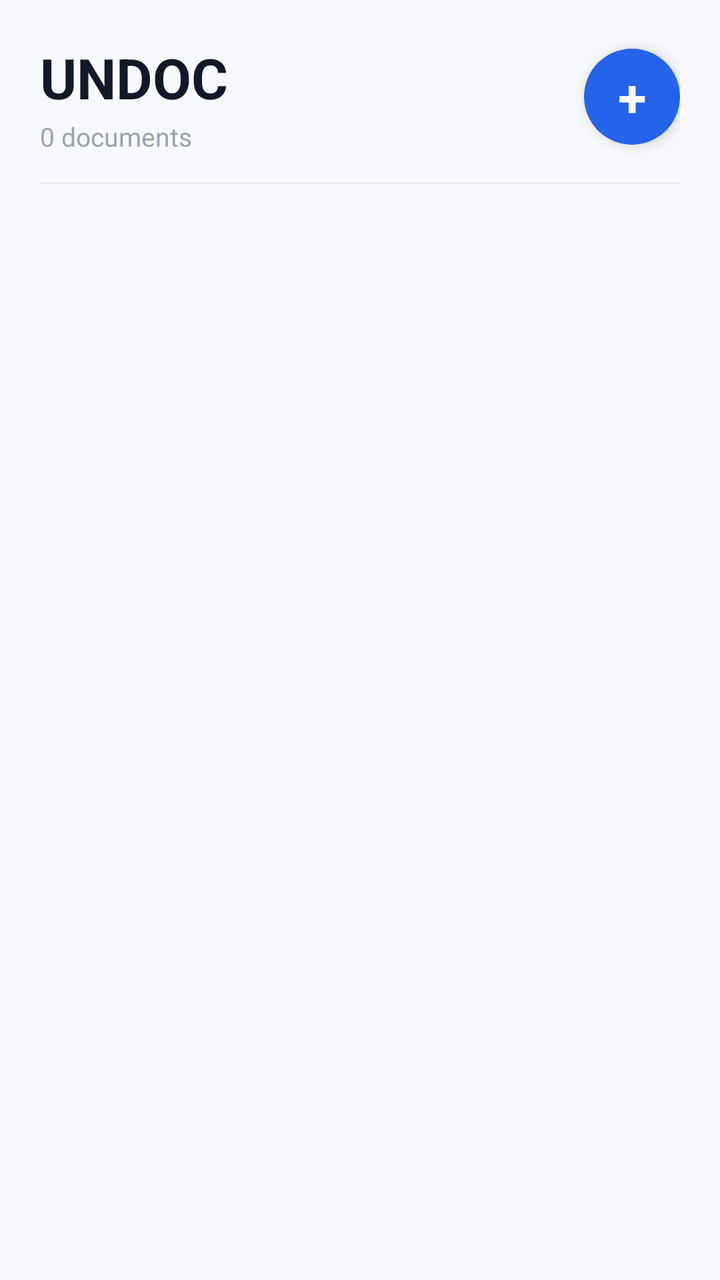
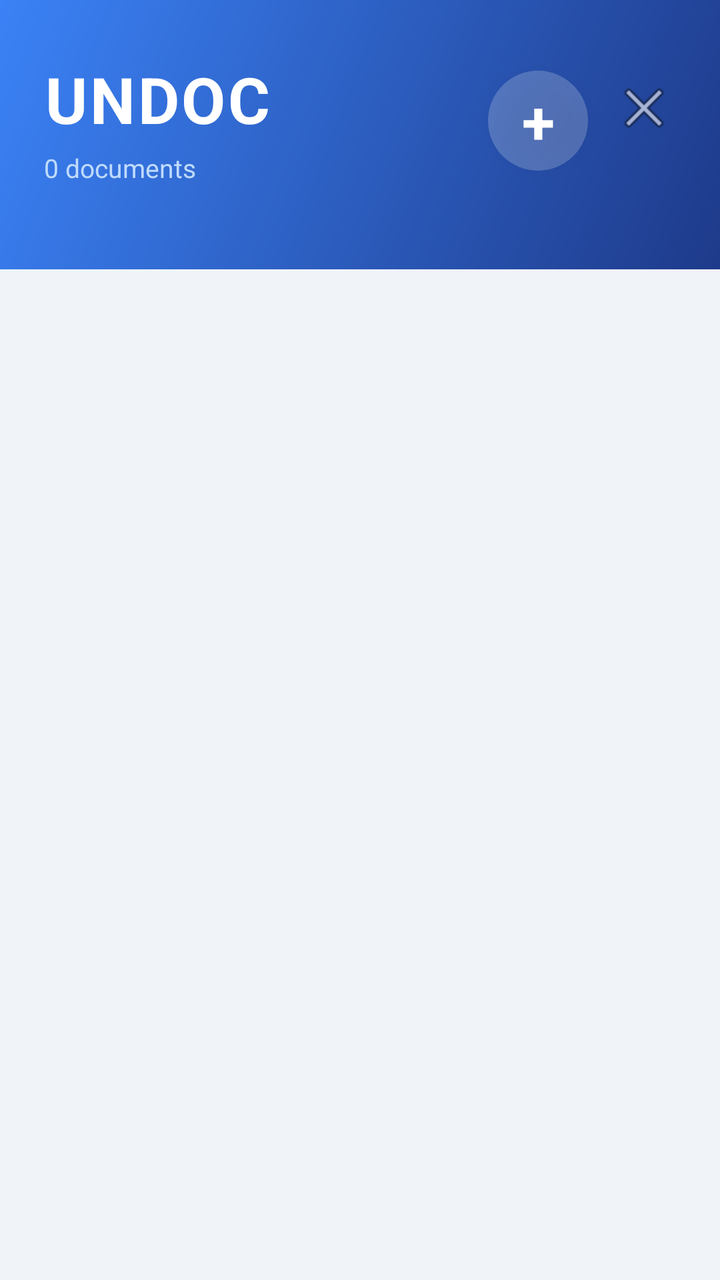

An Android layout rendered at two revisions. The XML below is the earlier revision; the diff shows what the commit changed to produce the second picture.
<!-- AndroidManifest.xml: application theme Theme.DocExpiryTracker -->
<!-- res/layout/activity_main.xml -->
<?xml version="1.0" encoding="utf-8"?>
<androidx.coordinatorlayout.widget.CoordinatorLayout
    xmlns:android="http://schemas.android.com/apk/res/android"
    xmlns:app="http://schemas.android.com/apk/res-auto"
    android:layout_width="match_parent"
    android:layout_height="match_parent"
    android:background="#F8F9FC">

    <com.google.android.material.appbar.AppBarLayout
        android:layout_width="match_parent"
        android:layout_height="wrap_content"
        android:background="#F8F9FC"
        app:elevation="0dp">

        <LinearLayout
            android:layout_width="match_parent"
            android:layout_height="wrap_content"
            android:orientation="vertical"
            android:paddingHorizontal="20dp"
            android:paddingTop="20dp"
            android:paddingBottom="12dp">

            <LinearLayout
                android:layout_width="match_parent"
                android:layout_height="wrap_content"
                android:orientation="horizontal"
                android:gravity="center_vertical">

                <LinearLayout
                    android:layout_width="0dp"
                    android:layout_height="wrap_content"
                    android:layout_weight="1"
                    android:orientation="vertical">

                    <TextView
                        android:layout_width="wrap_content"
                        android:layout_height="wrap_content"
                        android:text="UNDOC"
                        android:textColor="#111827"
                        android:textSize="28sp"
                        android:textStyle="bold"/>

                    <TextView
                        android:id="@+id/tv_doc_count"
                        android:layout_width="wrap_content"
                        android:layout_height="wrap_content"
                        android:text="0 documents"
                        android:textColor="#9CA3AF"
                        android:textSize="13sp"
                        android:layout_marginTop="2dp"/>
                </LinearLayout>

                <TextView
                    android:id="@+id/fab_add"
                    android:layout_width="48dp"
                    android:layout_height="48dp"
                    android:gravity="center"
                    android:text="+"
                    android:textColor="#FFFFFF"
                    android:textSize="26sp"
                    android:textStyle="bold"
                    android:background="@drawable/bg_fab"
                    android:clickable="true"
                    android:focusable="true"
                    android:elevation="4dp"/>
            </LinearLayout>

            <View
                android:layout_width="match_parent"
                android:layout_height="1dp"
                android:layout_marginTop="14dp"
                android:background="#E5E7EB"/>
        </LinearLayout>
    </com.google.android.material.appbar.AppBarLayout>

    <LinearLayout
        android:layout_width="match_parent"
        android:layout_height="match_parent"
        android:orientation="vertical"
        app:layout_behavior="@string/appbar_scrolling_view_behavior">

        <LinearLayout
            android:id="@+id/tv_empty"
            android:layout_width="match_parent"
            android:layout_height="match_parent"
            android:orientation="vertical"
            android:gravity="center"
            android:visibility="gone"
            android:padding="40dp">

            <TextView
                android:layout_width="wrap_content"
                android:layout_height="wrap_content"
                android:text="🗂️"
                android:textSize="64sp"
                android:gravity="center"/>

            <TextView
                android:layout_width="wrap_content"
                android:layout_height="wrap_content"
                android:text="No Documents Yet"
                android:textColor="#111827"
                android:textSize="20sp"
                android:textStyle="bold"
                android:layout_marginTop="16dp"
                android:gravity="center"/>

            <TextView
                android:layout_width="wrap_content"
                android:layout_height="wrap_content"
                android:text="Tap the + button above to add your first document"
                android:textColor="#9CA3AF"
                android:textSize="14sp"
                android:textAlignment="center"
                android:layout_marginTop="8dp"
                android:gravity="center"/>
        </LinearLayout>

        <androidx.recyclerview.widget.RecyclerView
            android:id="@+id/recycler_view"
            android:layout_width="match_parent"
            android:layout_height="match_parent"
            android:clipToPadding="false"
            android:paddingHorizontal="16dp"
            android:paddingTop="12dp"
            android:paddingBottom="24dp"/>
    </LinearLayout>

</androidx.coordinatorlayout.widget.CoordinatorLayout>
<!-- resources referenced by this layout -->
<resources>
  <!-- drawable bg_fab (drawable) -->
  <?xml version="1.0" encoding="utf-8"?>
  <shape xmlns:android="http://schemas.android.com/apk/res/android" android:shape="oval">
      <solid android:color="#2563EB"/>
      <size android:width="48dp" android:height="48dp"/>
  </shape>
  <style name="Theme.DocExpiryTracker" parent="Theme.MaterialComponents.Light.NoActionBar">
          <item name="colorPrimary">#2563EB</item>
          <item name="colorPrimaryVariant">#1D4ED8</item>
          <item name="colorOnPrimary">#FFFFFF</item>
          <item name="colorSecondary">#2563EB</item>
          <item name="colorOnSecondary">#FFFFFF</item>
          <item name="android:colorBackground">#F8F9FC</item>
          <item name="colorSurface">#FFFFFF</item>
          <item name="colorOnSurface">#111827</item>
          <item name="android:statusBarColor">#F8F9FC</item>
          <item name="android:windowLightStatusBar">true</item>
          <item name="android:navigationBarColor">#F8F9FC</item>
          <item name="materialAlertDialogTheme">@style/DialogTheme</item>
          
      </style>
  <style name="DialogTheme" parent="ThemeOverlay.MaterialComponents.MaterialAlertDialog">
          <item name="android:background">#FFFFFF</item>
          <item name="colorPrimary">#2563EB</item>
          <item name="android:textColor">#111827</item>
          <item name="colorSurface">#FFFFFF</item>
          <item name="buttonBarPositiveButtonStyle">@style/PositiveBtn</item>
          <item name="buttonBarNegativeButtonStyle">@style/NegativeBtn</item>
      </style>
  <style name="PositiveBtn" parent="Widget.MaterialComponents.Button.TextButton.Dialog">
          <item name="android:textColor">#2563EB</item>
      </style>
  <style name="NegativeBtn" parent="Widget.MaterialComponents.Button.TextButton.Dialog">
          <item name="android:textColor">#9CA3AF</item>
      </style>
</resources>

<!-- the commit's change to res/layout/activity_main.xml (unified diff, before → after) -->
@@ -4,27 +4,30 @@
     xmlns:app="http://schemas.android.com/apk/res-auto"
     android:layout_width="match_parent"
     android:layout_height="match_parent"
-    android:background="#F8F9FC">
+    android:background="#F0F4F8">
 
+    
     <com.google.android.material.appbar.AppBarLayout
         android:layout_width="match_parent"
         android:layout_height="wrap_content"
-        android:background="#F8F9FC"
+        android:background="@android:color/transparent"
         app:elevation="0dp">
 
         <LinearLayout
             android:layout_width="match_parent"
             android:layout_height="wrap_content"
-            android:orientation="vertical"
-            android:paddingHorizontal="20dp"
-            android:paddingTop="20dp"
-            android:paddingBottom="12dp">
+            android:background="@drawable/bg_header"
+            android:orientation="vertical">
 
+            
             <LinearLayout
                 android:layout_width="match_parent"
                 android:layout_height="wrap_content"
                 android:orientation="horizontal"
-                android:gravity="center_vertical">
+                android:gravity="center_vertical"
+                android:paddingHorizontal="22dp"
+                android:paddingTop="28dp"
+                android:paddingBottom="24dp">
 
                 <LinearLayout
                     android:layout_width="0dp"
@@ -36,49 +39,79 @@
                         android:layout_width="wrap_content"
                         android:layout_height="wrap_content"
                         android:text="UNDOC"
-                        android:textColor="#111827"
-                        android:textSize="28sp"
-                        android:textStyle="bold"/>
+                        android:textColor="#FFFFFF"
+                        android:textSize="32sp"
+                        android:textStyle="bold"
+                        android:letterSpacing="0.04"/>
 
                     <TextView
                         android:id="@+id/tv_doc_count"
                         android:layout_width="wrap_content"
                         android:layout_height="wrap_content"
                         android:text="0 documents"
-                        android:textColor="#9CA3AF"
+                        android:textColor="#BFDBFE"
                         android:textSize="13sp"
-                        android:layout_marginTop="2dp"/>
+                        android:layout_marginTop="4dp"/>
                 </LinearLayout>
 
+                
                 <TextView
                     android:id="@+id/fab_add"
-                    android:layout_width="48dp"
-                    android:layout_height="48dp"
+                    android:layout_width="50dp"
+                    android:layout_height="50dp"
                     android:gravity="center"
                     android:text="+"
                     android:textColor="#FFFFFF"
-                    android:textSize="26sp"
+                    android:textSize="30sp"
                     android:textStyle="bold"
                     android:background="@drawable/bg_fab"
                     android:clickable="true"
                     android:focusable="true"
-                    android:elevation="4dp"/>
+                    android:elevation="6dp"/>
+
+                
+                <TextView
+                    android:id="@+id/btn_sign_out"
+                    android:layout_width="wrap_content"
+                    android:layout_height="wrap_content"
+                    android:layout_marginStart="12dp"
+                    android:drawableTop="@android:drawable/ic_menu_close_clear_cancel"
+                    android:gravity="center"
+                    android:text=""
+                    android:textColor="#BFDBFE"
+                    android:textSize="9sp"
+                    android:clickable="true"
+                    android:focusable="true" />
             </LinearLayout>
 
-            <View
+            
+            <HorizontalScrollView
+                android:id="@+id/chip_scroll"
                 android:layout_width="match_parent"
-                android:layout_height="1dp"
-                android:layout_marginTop="14dp"
-                android:background="#E5E7EB"/>
+                android:layout_height="wrap_content"
+                android:scrollbars="none"
+                android:paddingStart="18dp"
+                android:paddingEnd="18dp"
+                android:paddingBottom="18dp">
+                <com.google.android.material.chip.ChipGroup
+                    android:id="@+id/chip_group_filter"
+                    android:layout_width="wrap_content"
+                    android:layout_height="wrap_content"
+                    app:chipSpacingHorizontal="8dp"
+                    app:singleSelection="false"/>
+            </HorizontalScrollView>
+
         </LinearLayout>
     </com.google.android.material.appbar.AppBarLayout>
 
+    
     <LinearLayout
         android:layout_width="match_parent"
         android:layout_height="match_parent"
         android:orientation="vertical"
         app:layout_behavior="@string/appbar_scrolling_view_behavior">
 
+        
         <LinearLayout
             android:id="@+id/tv_empty"
             android:layout_width="match_parent"
@@ -92,38 +125,39 @@
                 android:layout_width="wrap_content"
                 android:layout_height="wrap_content"
                 android:text="🗂️"
-                android:textSize="64sp"
+                android:textSize="72sp"
                 android:gravity="center"/>
 
             <TextView
                 android:layout_width="wrap_content"
                 android:layout_height="wrap_content"
                 android:text="No Documents Yet"
-                android:textColor="#111827"
-                android:textSize="20sp"
+                android:textColor="#0F172A"
+                android:textSize="22sp"
                 android:textStyle="bold"
-                android:layout_marginTop="16dp"
+                android:layout_marginTop="20dp"
                 android:gravity="center"/>
 
             <TextView
                 android:layout_width="wrap_content"
                 android:layout_height="wrap_content"
-                android:text="Tap the + button above to add your first document"
-                android:textColor="#9CA3AF"
+                android:text="Tap + above to track your first document"
+                android:textColor="#94A3B8"
                 android:textSize="14sp"
                 android:textAlignment="center"
-                android:layout_marginTop="8dp"
+                android:layout_marginTop="10dp"
                 android:gravity="center"/>
         </LinearLayout>
 
+        
         <androidx.recyclerview.widget.RecyclerView
             android:id="@+id/recycler_view"
             android:layout_width="match_parent"
             android:layout_height="match_parent"
             android:clipToPadding="false"
             android:paddingHorizontal="16dp"
-            android:paddingTop="12dp"
-            android:paddingBottom="24dp"/>
+            android:paddingTop="18dp"
+            android:paddingBottom="28dp"/>
     </LinearLayout>
 
 </androidx.coordinatorlayout.widget.CoordinatorLayout>
<!-- resource entries referenced after the edit -->
@@ -2,38 +2,56 @@
 <resources>
   <!-- drawable bg_fab (drawable) -->
   <?xml version="1.0" encoding="utf-8"?>
-  <shape xmlns:android="http://schemas.android.com/apk/res/android" android:shape="oval">
-      <solid android:color="#2563EB"/>
-      <size android:width="48dp" android:height="48dp"/>
+  <ripple xmlns:android="http://schemas.android.com/apk/res/android"
+      android:color="#50FFFFFF">
+      <item>
+          <shape android:shape="oval">
+              <solid android:color="#33FFFFFF"/>
+              <size android:width="48dp" android:height="48dp"/>
+          </shape>
+      </item>
+  </ripple>
+  <!-- drawable bg_header (drawable) -->
+  <?xml version="1.0" encoding="utf-8"?>
+  <shape xmlns:android="http://schemas.android.com/apk/res/android">
+      <gradient
+          android:startColor="#1E3A8A"
+          android:endColor="#3B82F6"
+          android:angle="135"/>
   </shape>
   <style name="Theme.DocExpiryTracker" parent="Theme.MaterialComponents.Light.NoActionBar">
           <item name="colorPrimary">#2563EB</item>
           <item name="colorPrimaryVariant">#1D4ED8</item>
           <item name="colorOnPrimary">#FFFFFF</item>
-          <item name="colorSecondary">#2563EB</item>
+          <item name="colorSecondary">#3B82F6</item>
           <item name="colorOnSecondary">#FFFFFF</item>
-          <item name="android:colorBackground">#F8F9FC</item>
+          <item name="android:colorBackground">#F0F4F8</item>
           <item name="colorSurface">#FFFFFF</item>
-          <item name="colorOnSurface">#111827</item>
-          <item name="android:statusBarColor">#F8F9FC</item>
-          <item name="android:windowLightStatusBar">true</item>
-          <item name="android:navigationBarColor">#F8F9FC</item>
+          <item name="colorOnSurface">#0F172A</item>
+          
+          <item name="android:statusBarColor">#1E3A8A</item>
+          <item name="android:windowLightStatusBar">false</item>
+          <item name="android:navigationBarColor">#F0F4F8</item>
           <item name="materialAlertDialogTheme">@style/DialogTheme</item>
-          
       </style>
   <style name="DialogTheme" parent="ThemeOverlay.MaterialComponents.MaterialAlertDialog">
           <item name="android:background">#FFFFFF</item>
           <item name="colorPrimary">#2563EB</item>
-          <item name="android:textColor">#111827</item>
+          <item name="android:textColor">#0F172A</item>
           <item name="colorSurface">#FFFFFF</item>
           <item name="buttonBarPositiveButtonStyle">@style/PositiveBtn</item>
           <item name="buttonBarNegativeButtonStyle">@style/NegativeBtn</item>
+          <item name="shapeAppearanceMediumComponent">@style/RoundedDialog</item>
       </style>
   <style name="PositiveBtn" parent="Widget.MaterialComponents.Button.TextButton.Dialog">
           <item name="android:textColor">#2563EB</item>
+          <item name="android:textStyle">bold</item>
       </style>
   <style name="NegativeBtn" parent="Widget.MaterialComponents.Button.TextButton.Dialog">
-          <item name="android:textColor">#9CA3AF</item>
+          <item name="android:textColor">#94A3B8</item>
+      </style>
+  <style name="RoundedDialog" parent="ShapeAppearance.MaterialComponents.MediumComponent">
+          <item name="cornerSize">20dp</item>
       </style>
 </resources>
 
